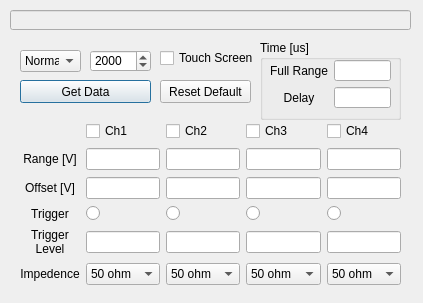
The window that osc_dialog.ui (TripletESR/DAQ_GUI) describes before a commit, drawn with Qt 5.
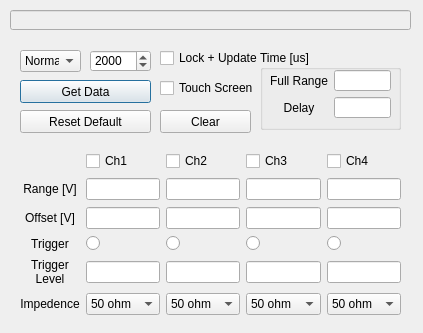
The same window after the commit.

What changed in the file:
```diff
--- a/osc_dialog.ui
+++ b/osc_dialog.ui
@@ -10,7 +10,7 @@
     <x>0</x>
     <y>0</y>
     <width>423</width>
-    <height>303</height>
+    <height>333</height>
    </rect>
   </property>
   <property name="sizePolicy">
@@ -94,7 +94,7 @@
    <property name="geometry">
     <rect>
      <x>20</x>
-     <y>120</y>
+     <y>150</y>
      <width>381</width>
      <height>171</height>
     </rect>
@@ -321,9 +321,9 @@
   <widget class="QPushButton" name="pushButton_Reset">
    <property name="geometry">
     <rect>
-     <x>160</x>
-     <y>80</y>
-     <width>91</width>
+     <x>20</x>
+     <y>110</y>
+     <width>131</width>
      <height>23</height>
     </rect>
    </property>
@@ -335,7 +335,7 @@
    <property name="geometry">
     <rect>
      <x>160</x>
-     <y>50</y>
+     <y>80</y>
      <width>101</width>
      <height>16</height>
     </rect>
@@ -348,7 +348,7 @@
    <property name="geometry">
     <rect>
      <x>260</x>
-     <y>40</y>
+     <y>50</y>
      <width>141</width>
      <height>80</height>
     </rect>
@@ -395,6 +395,32 @@
     </layout>
    </widget>
   </widget>
+  <widget class="QCheckBox" name="checkBox_Lock">
+   <property name="geometry">
+    <rect>
+     <x>160</x>
+     <y>50</y>
+     <width>101</width>
+     <height>16</height>
+    </rect>
+   </property>
+   <property name="text">
+    <string>Lock + Update</string>
+   </property>
+  </widget>
+  <widget class="QPushButton" name="pushButton_Clear">
+   <property name="geometry">
+    <rect>
+     <x>160</x>
+     <y>110</y>
+     <width>91</width>
+     <height>23</height>
+    </rect>
+   </property>
+   <property name="text">
+    <string>Clear</string>
+   </property>
+  </widget>
  </widget>
  <resources/>
  <connections/>
```
